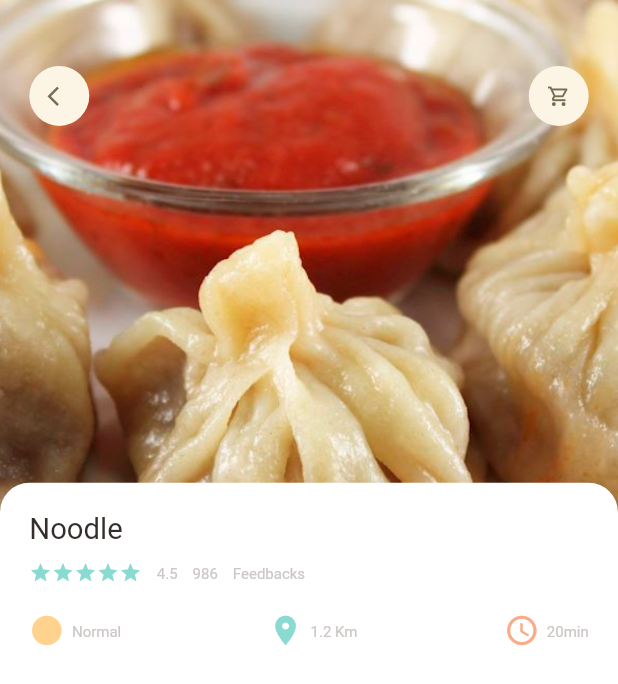
After one commit to Anjeelchaudhary/E-commersApplication-_Foodie-, a Flutter app: the screen it shows after launch, on a phone screen of 412 x 824 dp. The commit adds this screen. Shown: the top 684 px of the screen. Run offline on Flutter 3.47's test engine with Material 2 defaults, Android fonts, the phone set to English and light mode, and no system bars; our stand-ins replace dots_indicator, get.

Commit message:
:sparkles: reuseable Product name is added
reuseabel title of the product is added

```diff
--- /dev/null
+++ b/lib/widgets/app_column.dart
@@ -0,0 +1,69 @@
+import 'package:flutter/material.dart';
+import 'package:flutter_ecommers_app/utils/colors.dart';
+import 'package:flutter_ecommers_app/utils/dimensions.dart';
+import 'package:flutter_ecommers_app/widgets/big_text.dart';
+import 'package:flutter_ecommers_app/widgets/icon_and_text_widget.dart';
+import 'package:flutter_ecommers_app/widgets/small_text.dart';
+
+class AppColumn extends StatelessWidget {
+  const AppColumn({Key? key}) : super(key: key);
+
+  @override
+  Widget build(BuildContext context) {
+    return Column(
+      crossAxisAlignment: CrossAxisAlignment.start,
+      children: [
+        BigText(text: "Noodle"),
+        SizedBox(
+          height: Dimensions.height10,
+        ),
+        Row(
+          children: [
+            Wrap(
+              children: List.generate(5, (index) {
+                return Icon(
+                  Icons.star,
+                  color: AppColors.mainColor,
+                  size: 15,
+                );
+              }),
+            ),
+            SizedBox(
+              width: 10,
+            ),
+            SmallText(text: "4.5"),
+            SizedBox(
+              width: 10,
+            ),
+            SmallText(text: "986"),
+            SizedBox(
+              width: 10,
+            ),
+            SmallText(text: "Feedbacks"),
+          ],
+        ),
+        SizedBox(
+          height: Dimensions.height20,
+        ),
+        //this is for the design ie normal,distance and for time
+        Row(
+          mainAxisAlignment: MainAxisAlignment.spaceBetween,
+          children: [
+            IconAndTextWidget(
+                icon: Icons.circle_sharp,
+                text: "Normal",
+                iconColor: AppColors.iconColor1),
+            IconAndTextWidget(
+                icon: Icons.location_on,
+                text: "1.2 Km",
+                iconColor: AppColors.mainColor),
+            IconAndTextWidget(
+                icon: Icons.access_time_rounded,
+                text: "20min",
+                iconColor: AppColors.iconColor2)
+          ],
+        )
+      ],
+    );
+  }
+}
```
Also changed, not shown: lib/pages/food/popular_food_detail.dart (+4 -55 lines).
